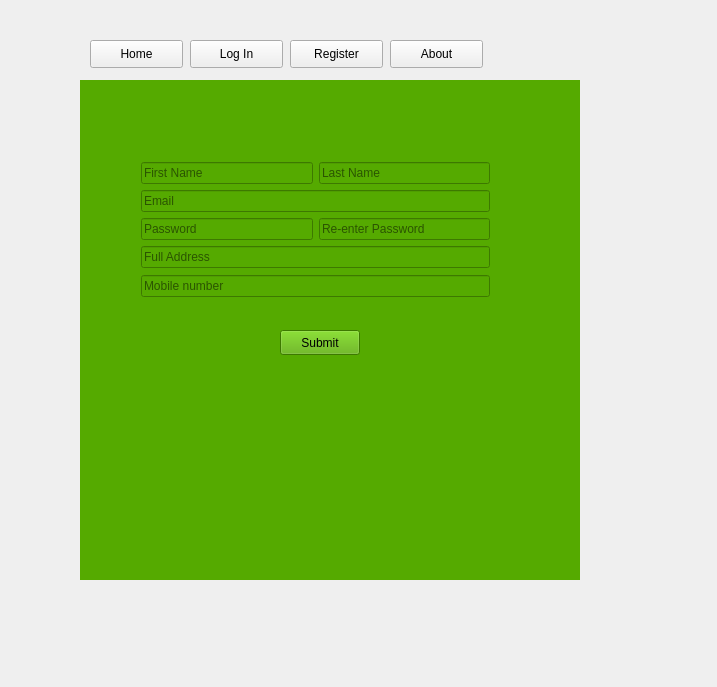
Before: the Qt Designer form mainwindow.ui in MdTeach/KU_EL, drawn with Qt 5.
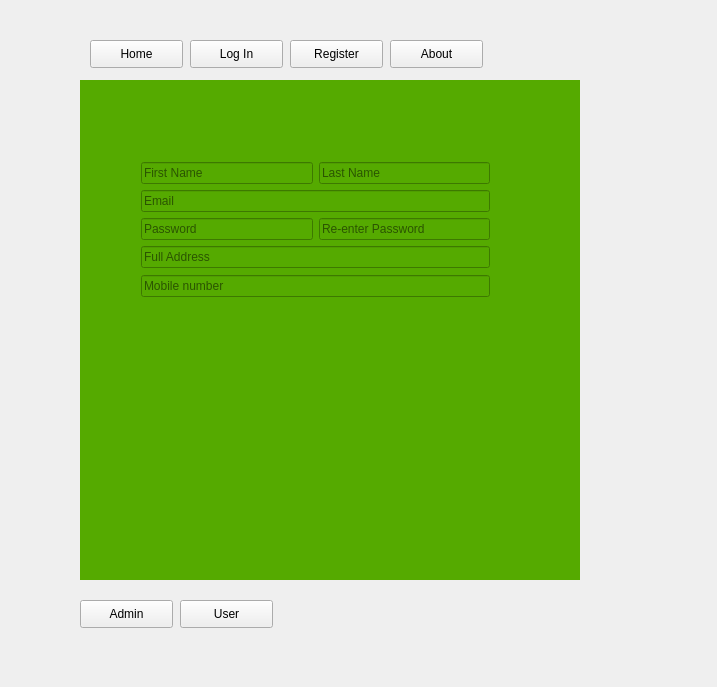
After: the same form once the commit is applied.

```diff
--- a/mainwindow.ui
+++ b/mainwindow.ui
@@ -217,19 +217,6 @@
        </item>
       </layout>
      </widget>
-     <widget class="QPushButton" name="pushButton_register">
-      <property name="geometry">
-       <rect>
-        <x>200</x>
-        <y>250</y>
-        <width>80</width>
-        <height>25</height>
-       </rect>
-      </property>
-      <property name="text">
-       <string>Submit</string>
-      </property>
-     </widget>
     </widget>
     <widget class="QWidget" name="page">
      <widget class="QLabel" name="label_4">
@@ -306,6 +293,32 @@
      <string>About</string>
     </property>
    </widget>
+   <widget class="QPushButton" name="adminButton">
+    <property name="geometry">
+     <rect>
+      <x>80</x>
+      <y>600</y>
+      <width>93</width>
+      <height>28</height>
+     </rect>
+    </property>
+    <property name="text">
+     <string>Admin</string>
+    </property>
+   </widget>
+   <widget class="QPushButton" name="userButton">
+    <property name="geometry">
+     <rect>
+      <x>180</x>
+      <y>600</y>
+      <width>93</width>
+      <height>28</height>
+     </rect>
+    </property>
+    <property name="text">
+     <string>User</string>
+    </property>
+   </widget>
   </widget>
  </widget>
  <layoutdefault spacing="6" margin="11"/>
```
